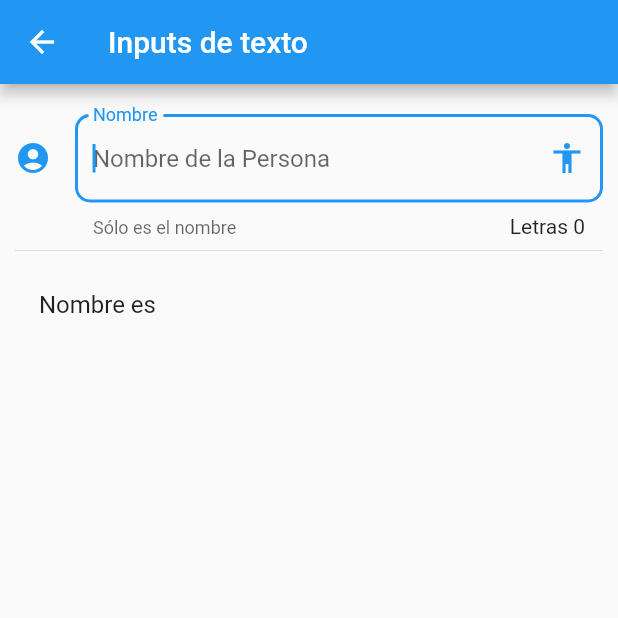
After one commit to renzo-ezagui/flutter101_components, a Flutter app: the InputPage screen opened by its route, on a phone screen of 412 x 824 dp, the top half of it. The commit adds this screen. Run offline on Flutter 3.47's test engine with Material 2 defaults, Android fonts, the phone set to English and light mode, and no system bars.

Commit message:
Chapter 79

```diff
--- a/data/menu_opts.json
+++ b/data/menu_opts.json
@@ -15,6 +15,16 @@
             "ruta" : "card",
             "icon" : "folder_open",
             "texto": "Cards - Tarjetas"
+        },
+        {
+            "ruta" : "animatedContainer",
+            "icon" : "donut_large",
+            "texto": "Animated Container"
+        },
+        {
+            "ruta" : "inputs",
+            "icon" : "inputs",
+            "texto": "Inputs"
         }
     ]
 }
--- /dev/null
+++ b/lib/src/pages/input_page.dart
@@ -0,0 +1,54 @@
+import 'package:flutter/material.dart';
+
+class InputPage extends StatefulWidget {
+  InputPage({Key key}) : super(key: key);
+
+  @override
+  _InputPageState createState() => _InputPageState();
+}
+
+class _InputPageState extends State<InputPage> {
+  String _nombre = '';
+
+  @override
+  Widget build(BuildContext context) {
+    return Scaffold(
+      appBar: AppBar(
+        title: Text('Inputs de texto'),
+      ),
+      body: ListView(
+        padding: EdgeInsets.symmetric(horizontal: 10.0, vertical: 20.0),
+        children: <Widget>[
+          _crearInput(),
+          Divider(),
+          _crearPersona(),
+        ],
+      ),
+    );
+  }
+
+  Widget _crearInput() {
+    return TextField(
+      autofocus: true,
+      textCapitalization: TextCapitalization.words,
+      decoration: InputDecoration(
+        border: OutlineInputBorder(borderRadius: BorderRadius.circular(10.0)),
+        counter: Text('Letras ${ _nombre.length }'),
+        hintText: 'Nombre de la Persona',
+        labelText: 'Nombre',
+        helperText: 'Sólo es el nombre',
+        suffixIcon: Icon(Icons.accessibility),
+        icon: Icon(Icons.account_circle),
+      ),
+      onChanged: (valor) {
+        setState(() {
+          _nombre = valor;
+        });
+      },
+    );
+  }
+
+  Widget _crearPersona() {
+    return ListTile(title: Text('Nombre es $_nombre'));
+  }
+}
--- a/lib/src/routes/routes.dart
+++ b/lib/src/routes/routes.dart
@@ -1,4 +1,6 @@
+import 'package:componentes/src/pages/animated_container.dart';
 import 'package:componentes/src/pages/card_page.dart';
+import 'package:componentes/src/pages/input_page.dart';
 import 'package:flutter/material.dart';
 
 import 'package:componentes/src/pages/alert_page.dart';
@@ -11,5 +13,8 @@ Map<String, WidgetBuilder> getApplicationRoutes() {
     'alert': (BuildContext context)   => AlertPage(),
     'avatar': (BuildContext context)  => AvatarPage(),
     'card': (BuildContext context)    => CardPage(),
+    'animatedContainer': (BuildContext context)    => AnimatedContainerPage(),
+    'inputs': (BuildContext context)    => InputPage(),
+
   };
 }
--- a/lib/src/utils/icono_string_util.dart
+++ b/lib/src/utils/icono_string_util.dart
@@ -4,6 +4,8 @@ final _icons = <String, IconData>{
   'add_alert': Icons.add_alert,
   'accessibility': Icons.accessibility,
   'folder_open': Icons.folder_open,
+  'donut_large': Icons.donut_large,
+  'inputs': Icons.input
 };
 
 Icon getIcon(String nombreIcono) {
```
Also changed, not shown: lib/src/pages/animated_container.dart (added, +55 -0 lines), lib/src/pages/avatar_page.dart (line endings or trailing spaces).
